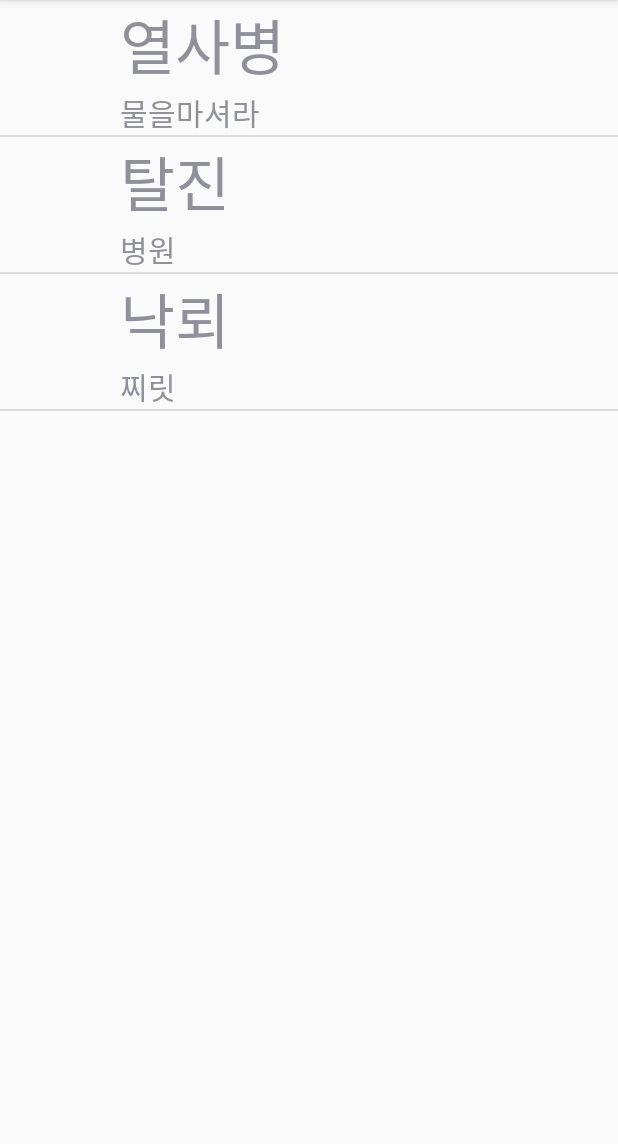
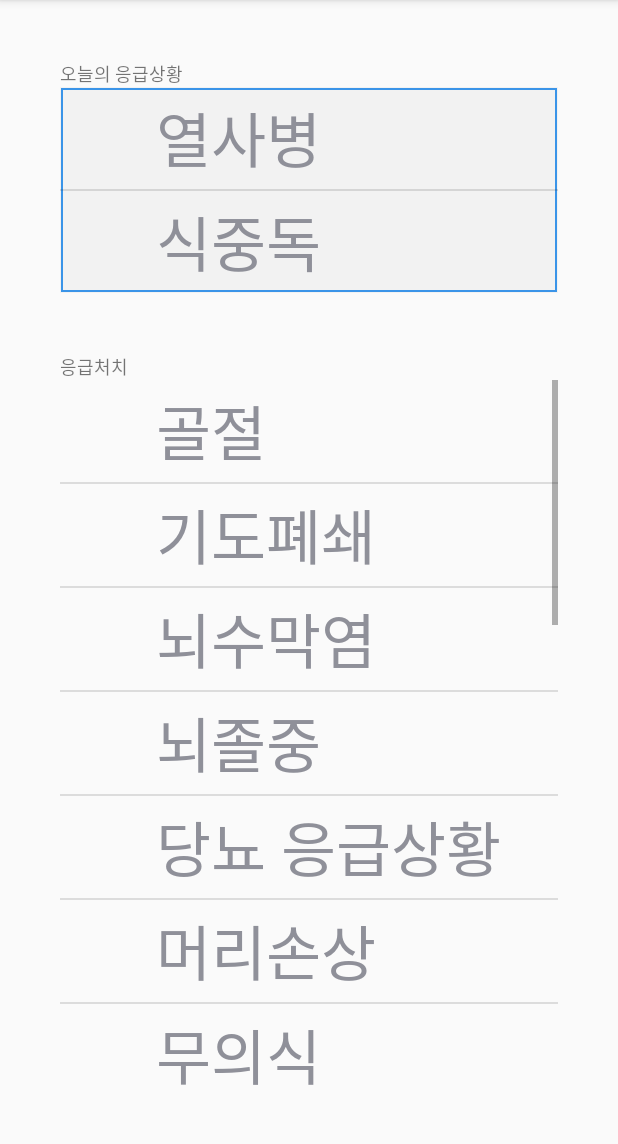
Before and after one commit to seunghyukshin/FirstAidKit, an Android app: the FirstAidActivity screen opened directly, with no data from a screen before it, on a phone screen of 412 x 824 dp, the part 84-1228 px from its top. Run offline under Robolectric (Android 15) with nearby library versions, the phone set to English and light mode, and no system bars.

Commit message:
add Today First Aid layout

```diff
--- a/app/src/main/java/com/example/seunghyukshin/firstaidkit/FirstAidActivity.java
+++ b/app/src/main/java/com/example/seunghyukshin/firstaidkit/FirstAidActivity.java
@@ -10,20 +10,52 @@ import android.widget.ListView;
 import java.util.ArrayList;
 
 public class FirstAidActivity extends AppCompatActivity {
-    ListView listView;
-    FirstAidAdapter adapter;
+    ListView listView_today_fa; //오늘의 응급상황
+    ListView listView_fa;//응급처치법 쭈루룩
+    FirstAidAdapter adapter_fa;
+    FirstAidAdapter adapter_today_fa;
     @Override
     protected void onCreate(Bundle savedInstanceState) {
         super.onCreate(savedInstanceState);
         setContentView(R.layout.activity_first_aid);
-        listView = (ListView) findViewById(R.id.list_view);
 
-        adapter = new FirstAidAdapter();
-        adapter.addItem(new FirstAidItem("열사병","물을마셔라"));
-        adapter.addItem(new FirstAidItem("탈진","병원"));
-        adapter.addItem(new FirstAidItem("낙뢰","찌릿"));
+        listView_today_fa = (ListView) findViewById(R.id.listView);
+        adapter_today_fa = new FirstAidAdapter();
+        // 우선순위 알고리즘추가 할것
+        adapter_today_fa.addItem(new FirstAidItem("열사병"));
+        adapter_today_fa.addItem(new FirstAidItem("식중독"));
 
-        listView.setAdapter(adapter);
+        listView_today_fa.setAdapter(adapter_today_fa);
+
+
+
+
+
+        listView_fa = (ListView) findViewById(R.id.listView2);
+        //가나다 순으로
+        adapter_fa = new FirstAidAdapter();
+        adapter_fa.addItem(new FirstAidItem("골절"));
+        adapter_fa.addItem(new FirstAidItem("기도폐쇄"));
+        adapter_fa.addItem(new FirstAidItem("뇌수막염"));
+        adapter_fa.addItem(new FirstAidItem("뇌졸중"));
+        adapter_fa.addItem(new FirstAidItem("당뇨 응급상황"));
+        adapter_fa.addItem(new FirstAidItem("머리손상"));
+        adapter_fa.addItem(new FirstAidItem("무의식"));
+        adapter_fa.addItem(new FirstAidItem("발작/간질"));
+        adapter_fa.addItem(new FirstAidItem("심리적 응급처치"));
+        adapter_fa.addItem(new FirstAidItem("심장발작"));
+        adapter_fa.addItem(new FirstAidItem("쏘임/물림"));
+        adapter_fa.addItem(new FirstAidItem("알레르기/아나필락시스"));
+        adapter_fa.addItem(new FirstAidItem("열사병"));
+        adapter_fa.addItem(new FirstAidItem("저체온증"));
+        adapter_fa.addItem(new FirstAidItem("정신적 고통"));
+        adapter_fa.addItem(new FirstAidItem("좌상/염좌"));
+        adapter_fa.addItem(new FirstAidItem("중독/해로운 물질"));
+        adapter_fa.addItem(new FirstAidItem("천식발작"));
+        adapter_fa.addItem(new FirstAidItem("출혈"));
+        adapter_fa.addItem(new FirstAidItem("화상"));
+
+        listView_fa.setAdapter(adapter_fa);
 
 
 
@@ -34,10 +66,12 @@ public class FirstAidActivity extends AppCompatActivity {
 
 
 
+    //오늘의 응급상황
 
 
 
 
+    //응급처치법
     class FirstAidAdapter extends BaseAdapter{
         ArrayList<FirstAidItem> items = new ArrayList<FirstAidItem>();
 
@@ -66,7 +100,7 @@ public class FirstAidActivity extends AppCompatActivity {
 
             FirstAidItem item = items.get(position);
             view.setName(item.getName());
-            view.setContent(item.getContents());
+            //view.setContent(item.getContents());
             return view;
         }
     }
--- a/app/src/main/java/com/example/seunghyukshin/firstaidkit/FirstAidItem.java
+++ b/app/src/main/java/com/example/seunghyukshin/firstaidkit/FirstAidItem.java
@@ -6,26 +6,28 @@ import android.os.Bundle;
 public class FirstAidItem {
 
     String name;
-    String contents;
-
+    //String contents;
+    public FirstAidItem(String name){
+        this.name = name;
+    }
+    /*
     public FirstAidItem(String name,String contents){
         this.name= name;
         this.contents= contents;
-    }
+    }*/
 
     public void setName(String name) {
         this.name = name;
     }
-
+    public String getName() {
+        return name;
+    }
+    /*
     public void setContents(String contents) {
         this.contents = contents;
     }
-
     public String getContents() {
         return contents;
     }
-
-    public String getName() {
-        return name;
-    }
+*/
 }
--- a/app/src/main/java/com/example/seunghyukshin/firstaidkit/FirstAidItemView.java
+++ b/app/src/main/java/com/example/seunghyukshin/firstaidkit/FirstAidItemView.java
@@ -11,7 +11,7 @@ import android.widget.TextView;
 
 public class FirstAidItemView extends LinearLayout{
     TextView textView;
-    TextView textView2;
+    //TextView textView2;
     public FirstAidItemView(Context context) {
         super(context);
         init(context);
@@ -22,13 +22,15 @@ public class FirstAidItemView extends LinearLayout{
         inflater.inflate(R.layout.first_aid_item,this,true);
 
         textView = (TextView) findViewById(R.id.textView);
-        textView2 = (TextView) findViewById(R.id.textView2);
+        //textView2 = (TextView) findViewById(R.id.textView2);
     }
 
     public void setName(String name){
         textView.setText(name);
     }
+    /*
     public void setContent(String content){
         textView2.setText(content);
     }
+    */
 }
--- /dev/null
+++ b/app/src/main/res/drawable/layout_border_today.xml
@@ -0,0 +1,17 @@
+<?xml version="1.0" encoding="utf-8"?>
+<layer-list xmlns:android="http://schemas.android.com/apk/res/android">
+    <item>
+        <shape android:shape="rectangle" >
+            <solid android:color="#f2f2f2" />
+        </shape>
+    </item>
+
+    <item  android:top="1dp" android:left="1dp" android:right="1dp" android:bottom="1dp">
+        <shape>
+            <solid android:color="@android:color/transparent" />
+            <stroke
+                android:width="1.0dp"
+                android:color="#3a94e8" />
+        </shape>
+    </item>
+</layer-list>
--- a/app/src/main/res/layout/activity_diagnosis.xml
+++ b/app/src/main/res/layout/activity_diagnosis.xml
@@ -6,7 +6,4 @@
     android:layout_height="match_parent"
     tools:context="com.example.seunghyukshin.firstaidkit.DiagnosisActivity">
 
-
-
-
 </LinearLayout>
--- a/app/src/main/res/layout/activity_first_aid.xml
+++ b/app/src/main/res/layout/activity_first_aid.xml
@@ -4,13 +4,47 @@
     xmlns:tools="http://schemas.android.com/tools"
     android:layout_width="match_parent"
     android:layout_height="match_parent"
+    android:padding="40dp"
+    android:orientation="vertical"
     tools:context="com.example.seunghyukshin.firstaidkit.FirstAidActivity">
 
-    <ListView
+    <LinearLayout
         android:layout_width="match_parent"
-        android:layout_height="match_parent"
-        android:id="@+id/list_view">
-    </ListView>
+        android:layout_height="wrap_content"
+        android:orientation="vertical">
+        <TextView
+            android:layout_width="match_parent"
+            android:layout_height="wrap_content"
+            android:text="오늘의 응급상황"
+            android:textSize="12dp"
+            />
+        <ListView
+            android:layout_width="match_parent"
+            android:layout_height="wrap_content"
+            android:id="@+id/listView"
+            android:background="@drawable/layout_border_today">
+        </ListView>
+    </LinearLayout>
+
+    <LinearLayout
+        android:layout_width="match_parent"
+        android:layout_height="wrap_content"
+        android:orientation="vertical"
+        android:layout_marginTop="40dp">
+        <TextView
+            android:layout_width="match_parent"
+            android:layout_height="wrap_content"
+            android:text="응급처치"
+            android:textSize="12dp"/>
+        <ListView
+            android:layout_width="match_parent"
+            android:layout_height="wrap_content"
+            android:id="@+id/listView2">
+        </ListView>
+    </LinearLayout>
+
+
+
 
 
 
--- a/app/src/main/res/layout/first_aid_item.xml
+++ b/app/src/main/res/layout/first_aid_item.xml
@@ -7,13 +7,14 @@
     tools:context="com.example.seunghyukshin.firstaidkit.FirstAidItem">
 
     <ImageView
-        android:layout_width="80dp"
-        android:layout_height="80dp" />
+        android:layout_width="60dp"
+        android:layout_height="60dp" />
 
     <LinearLayout
         android:orientation="vertical"
         android:layout_width="match_parent"
-        android:layout_height="wrap_content">
+        android:layout_height="wrap_content"
+        android:padding="4dp">
 
         <TextView
             android:layout_width="wrap_content"
@@ -22,12 +23,5 @@
             android:textSize="40dp"
             android:id="@+id/textView"
             />
-        <TextView
-            android:layout_width="wrap_content"
-            android:layout_height="wrap_content"
-            android:text="newText2"
-            android:id="@+id/textView2"
-            android:textSize="20dp"/>
-
     </LinearLayout>
 </LinearLayout>
```
